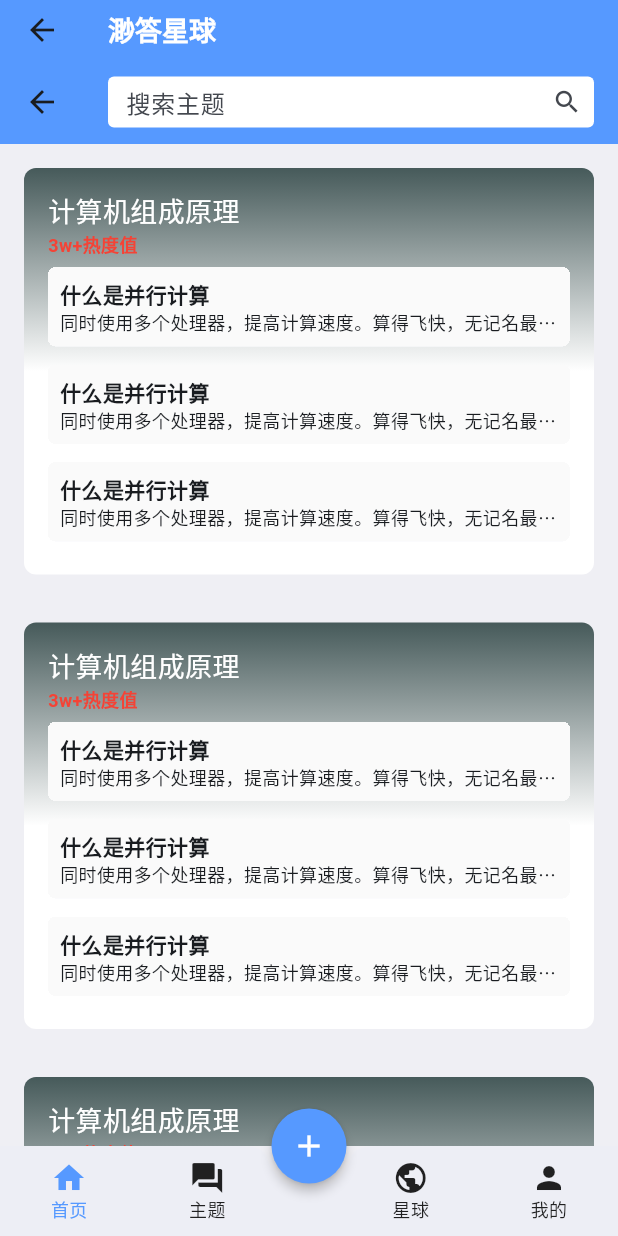
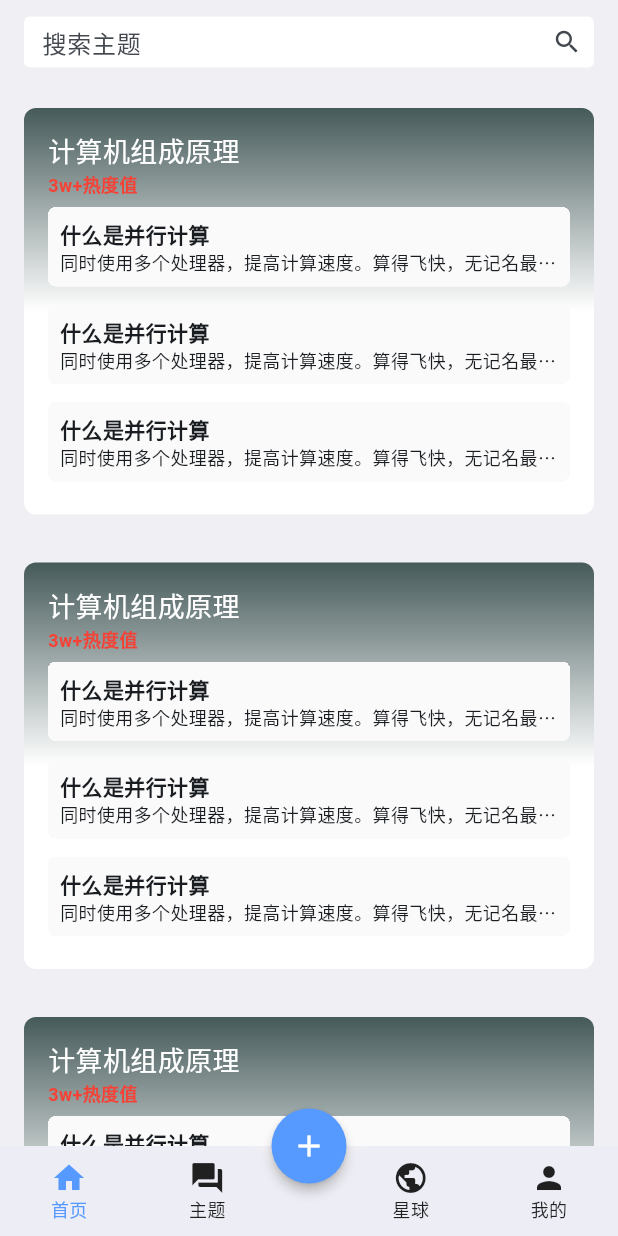
Before and after one commit to wengx00/miaoda-flutter, a Flutter app: the EntryPage screen opened by its route, on a phone screen of 412 x 824 dp. Run offline on Flutter 3.47's test engine with Material 3 defaults, Android fonts, the light colour scheme and no system bars; our stand-ins replace dio, flutter_mobx, flutter_svg, fluttertoast, mobx, shared_preferences and 1 more; missing offline and left inert: flukit; accounts and stored records are empty; generated files the repository leaves out were written again.

Commit message:
feat: 若干交互优化和特性更新
1. 封装Loading
2. 优化Entry界面
3. 新增验证码刷新

```diff
--- a/lib/apis/user/info.dart
+++ b/lib/apis/user/info.dart
@@ -1,4 +1,5 @@
 import 'package:miaoda/model/user/vo/user_info.dart';
+import 'package:miaoda/model/user/vo/user_statistic.dart';
 import 'package:miaoda/utils/request.dart';
 
 final _$ = ApiRequest.instance.request;
@@ -8,4 +9,9 @@ class InfoApi {
     final json = await _$('/user/info/get', method: 'GET');
     return UserInfoVO.fromJson(json);
   }
+
+  static Future<UserStatisticVO> statistic() async {
+    final json = await _$('/user/info/statistic', method: 'GET');
+    return UserStatisticVO.fromJson(json);
+  }
 }
--- a/lib/model/user/vo/user_info.dart
+++ b/lib/model/user/vo/user_info.dart
@@ -21,6 +21,7 @@ class UserInfoVO {
 
     ///角色组
     List<UserRole> role;
+
     UserInfoVO({
         required this.account,
         required this.avatar,
--- a/lib/pages/index/components/index_header.dart
+++ b/lib/pages/index/components/index_header.dart
@@ -23,17 +23,17 @@ class _IndexHeaderState extends State<IndexHeader> {
         controller: _controller,
         decoration: const InputDecoration(
             hintText: "搜索主题",
-            border: const OutlineInputBorder(borderSide: BorderSide.none),
+            border: OutlineInputBorder(borderSide: BorderSide.none),
             filled: true,
             fillColor: Colors.white,
-            suffixIcon: const Icon(
+            suffixIcon: Icon(
               Icons.search,
               size: 20,
             ),
             suffixIconConstraints:
-                const BoxConstraints(minHeight: 0, minWidth: 36),
+                BoxConstraints(minHeight: 0, minWidth: 36),
             contentPadding:
-                const EdgeInsets.symmetric(horizontal: 8, vertical: 5),
+                EdgeInsets.symmetric(horizontal: 8, vertical: 5),
             isCollapsed: true),
       ),
     );
--- a/lib/pages/index/index.dart
+++ b/lib/pages/index/index.dart
@@ -4,6 +4,7 @@ import 'package:miaoda/pages/index/components/index_header.dart';
 import 'package:miaoda/pages/index/components/topic_view.dart';
 import 'package:miaoda/pages/index/models/topic.dart';
 import 'package:miaoda/utils/config.dart';
+import 'package:miaoda/utils/loading.dart';
 
 class IndexPage extends StatefulWidget {
   const IndexPage({super.key});
@@ -60,24 +61,20 @@ class _IndexPageState extends State<IndexPage> {
 
   @override
   Widget build(BuildContext context) {
-    return Scaffold(
-      backgroundColor: CupertinoColors.extraLightBackgroundGray,
-      appBar: AppBar(
-        toolbarHeight: 40,
-        title: const Text(
-          "渺答星球",
-          style: TextStyle(color: Colors.white, fontSize: 18, fontWeight: FontWeight.bold),
-        ),
-        surfaceTintColor: Colors.transparent,
-        backgroundColor: Config.primaryColor,
-      ),
-      body: CustomScrollView(
+    return Container(
+      decoration: const BoxDecoration(color: CupertinoColors.extraLightBackgroundGray),
+      width: double.infinity,
+      height: double.infinity,
+      child: CustomScrollView(
+        physics: const BouncingScrollPhysics(parent: AlwaysScrollableScrollPhysics()),
         slivers: [
           const SliverAppBar(
-            floating: true,
+            pinned: true,
+            expandedHeight: 0,
+            automaticallyImplyLeading: false,
             title: IndexHeader(),
             surfaceTintColor: Colors.transparent,
-            backgroundColor: Config.primaryColor,
+            backgroundColor: CupertinoColors.extraLightBackgroundGray,
             titleSpacing: 0,
           ),
           SliverList(
--- a/lib/utils/config.dart
+++ b/lib/utils/config.dart
@@ -11,6 +11,7 @@ class Config {
 
   static const storageToken = 'token';
   static const storageUserInfo = 'userinfo';
+  static const storageUserStatistic = 'user_statistic';
 
   static const primaryColor = Color(0xff5699ff);
 }
```
Also changed, not shown: lib/model/user/vo/user_statistic.dart (added, +30 -0 lines), lib/pages/login/components/captcha_view.dart (+6 -1 lines), lib/pages/login/login.dart (+7 -4 lines), lib/pages/person/components/data_row.dart (+4 -4 lines), lib/pages/person/person.dart (+37 -33 lines), lib/store/user/user.dart (+17 -2 lines), lib/utils/loading.dart (added, +54 -0 lines), lib/model/user/vo/user_statistic.g.dart (added), lib/store/user/user.g.dart. Lines whose indentation alone changed are shown as unchanged.
